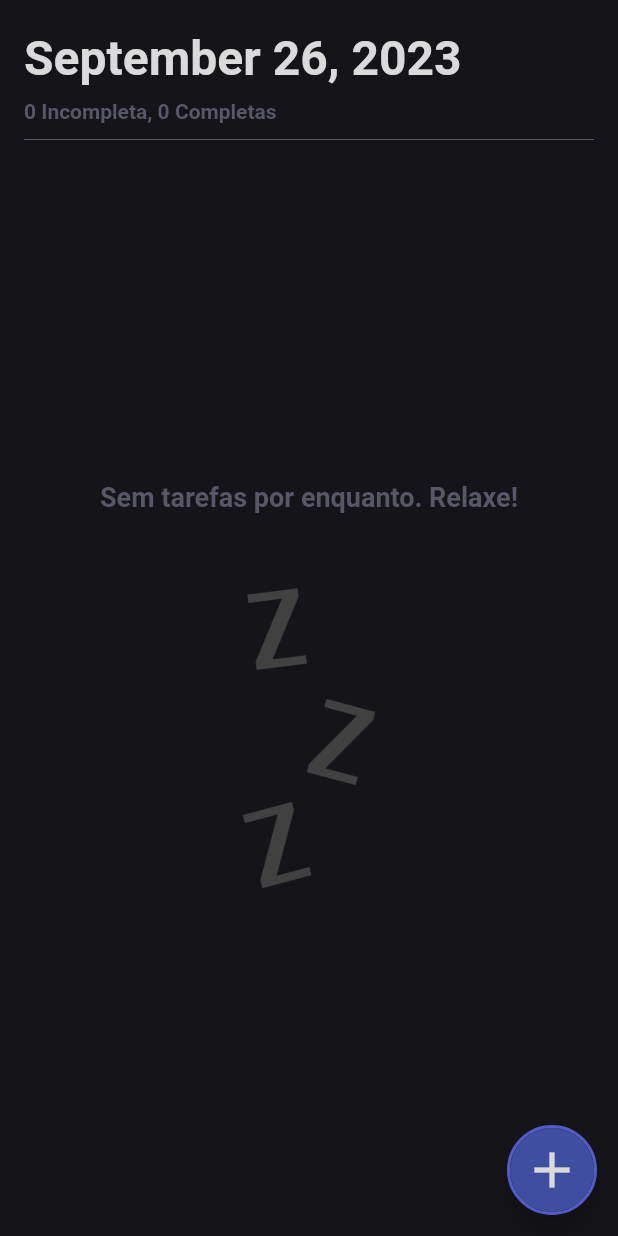
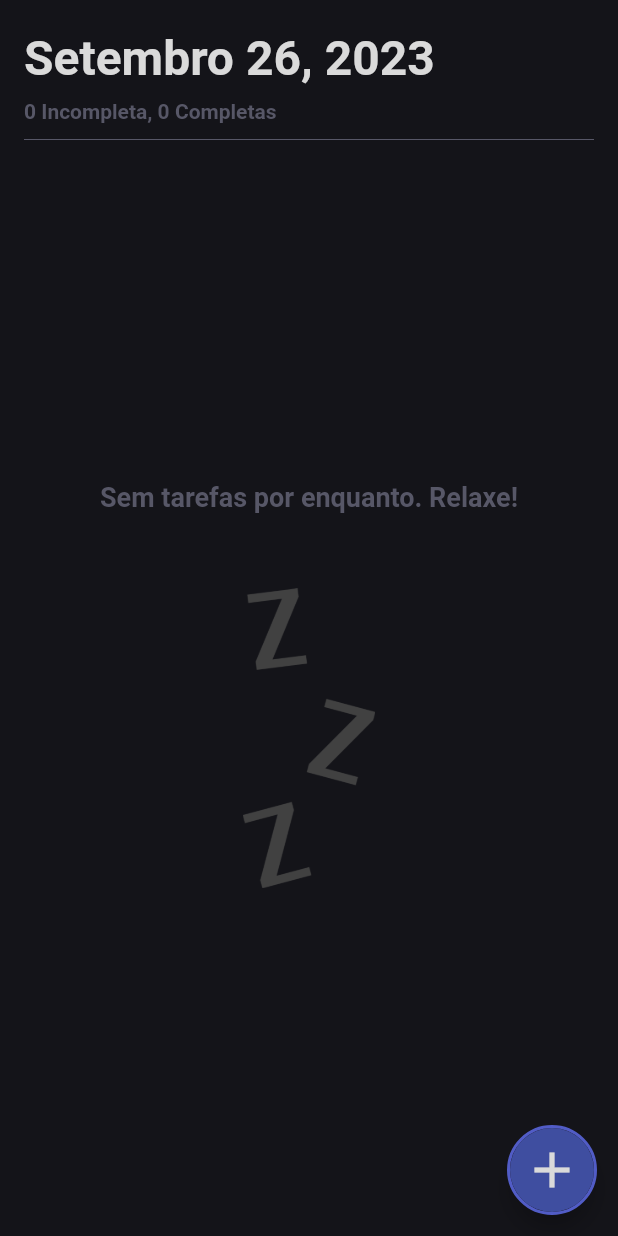
Before and after one commit to Brennez/Flutter-course, a Flutter app: the screen it shows after launch, on a phone screen of 412 x 824 dp. Run offline on Flutter 3.47's test engine with Material 2 defaults, Android fonts, the phone set to English and light mode, and no system bars; our stand-ins replace font_awesome_flutter, google_maps_flutter, image_picker, location, shared_preferences, sqflite; accounts and stored records are empty; Roboto replaces fonts that are missing (Inter-Bold, Inter-SemiBold).

Commit message:
feat: header date o translated to pt_br

```diff
--- a/Personal-Projects/todo_app/lib/components/header_component.dart
+++ b/Personal-Projects/todo_app/lib/components/header_component.dart
@@ -11,11 +11,17 @@ class HeaderComponent extends StatelessWidget {
 // 'March 9, 2020',
   @override
   Widget build(BuildContext context) {
+    // TODO: criar uma função para deixar o dia antes do Mês e concatenar com o restante da String
+    // Por exemplo: 26 Setembro, 2023
+    String dateFormated =
+        DateFormat('MMMM d, yyyy', 'pt_BR').format(DateTime.now());
+    dateFormated = dateFormated[0].toUpperCase() + dateFormated.substring(1);
+
     return Column(
       crossAxisAlignment: CrossAxisAlignment.start,
       children: [
         Text(
-          DateFormat('MMMM d, yyyy').format(DateTime.now()),
+          dateFormated,
           style: myTheme.textTheme.displayLarge,
         ),
         const SizedBox(
--- a/Personal-Projects/todo_app/lib/components/text_button_component.dart
+++ b/Personal-Projects/todo_app/lib/components/text_button_component.dart
@@ -29,6 +29,7 @@ class TextButtonComponent extends StatelessWidget {
       ),
       onPressed: () => onPressed(),
       child: Container(
+        padding: const EdgeInsets.all(4),
         width: 100,
         child: Row(
           mainAxisAlignment: MainAxisAlignment.spaceEvenly,
--- a/Personal-Projects/todo_app/lib/main.dart
+++ b/Personal-Projects/todo_app/lib/main.dart
@@ -1,8 +1,8 @@
 import 'package:flutter/material.dart';
+import 'package:flutter_localizations/flutter_localizations.dart';
 import 'package:provider/provider.dart';
 import 'package:todo_app/providers/todo_provider.dart';
 import 'package:todo_app/utils/my_theme.dart';
-
 import 'screens/home_page.dart';
 
 void main() {
@@ -21,6 +21,11 @@ class TodoApp extends StatelessWidget {
         ),
       ],
       child: MaterialApp(
+        localizationsDelegates: [
+          GlobalMaterialLocalizations.delegate,
+          GlobalWidgetsLocalizations.delegate
+        ],
+        supportedLocales: [const Locale('pt', 'BR')],
         debugShowCheckedModeBanner: false,
         theme: myTheme,
         home: HomePage(),
--- a/Personal-Projects/todo_app/lib/providers/todo_provider.dart
+++ b/Personal-Projects/todo_app/lib/providers/todo_provider.dart
@@ -3,7 +3,6 @@ import 'dart:math';
 import 'package:flutter/material.dart';
 import 'package:font_awesome_flutter/font_awesome_flutter.dart';
 import 'package:todo_app/models/todo_model.dart';
-import 'package:todo_app/utils/data.dart';
 
 class TodoProvider with ChangeNotifier {
   List<TodoModel> _todos = [];
--- a/Personal-Projects/todo_app/pubspec.yaml
+++ b/Personal-Projects/todo_app/pubspec.yaml
@@ -38,6 +38,8 @@ dependencies:
   provider: ^6.0.5
   intl: ^0.18.1
   font_awesome_flutter: ^10.4.0
+  flutter_localizations:
+    sdk: flutter
 
 dev_dependencies:
   flutter_test:
```
Also changed, not shown: Personal-Projects/todo_app/pubspec.lock.
